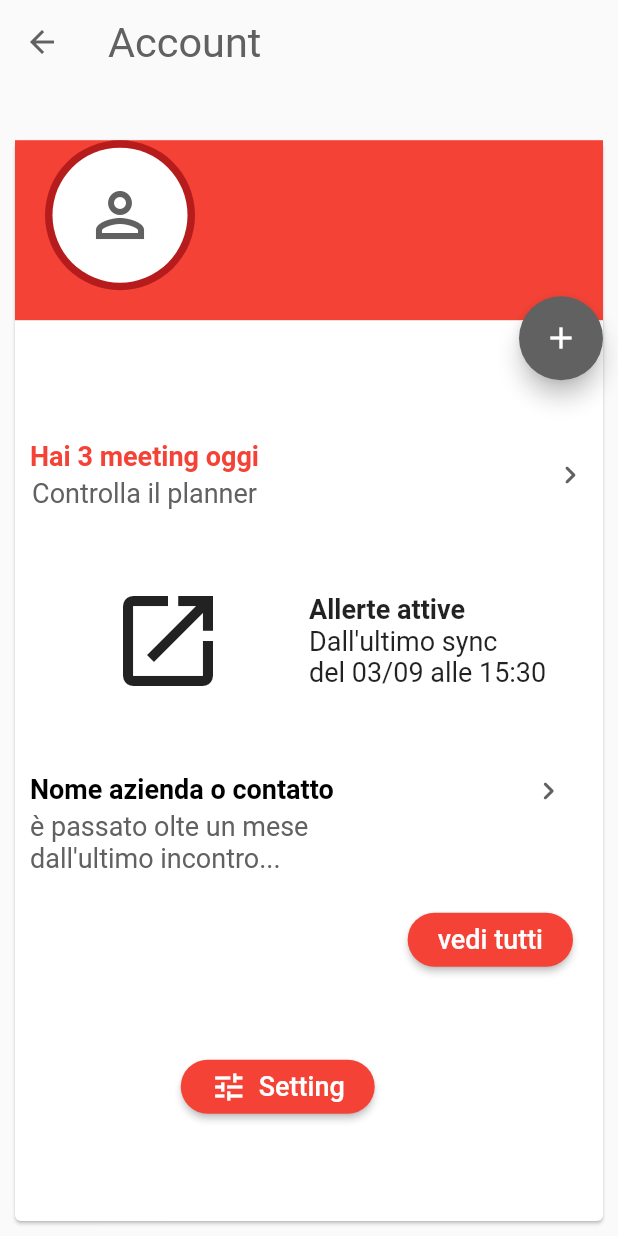
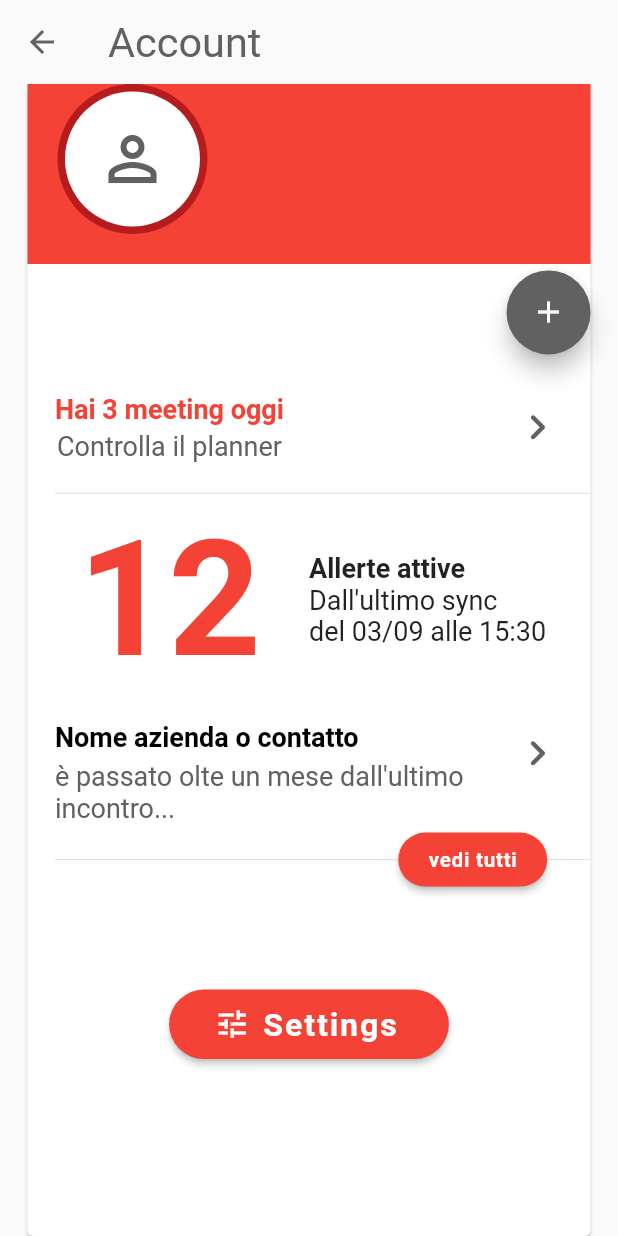
Before and after one commit to Danilospano00/Report-Visita, a Flutter app: the AccountEmpty screen opened directly, on a phone screen of 412 x 824 dp. Run offline on Flutter 3.47's test engine with Material 2 defaults, Android fonts, the phone set to English and light mode, and no system bars; drawn by our look-alikes of auto_size_text; our stand-ins replace contacts_service, firebase_auth, firebase_core, firebase_crashlytics, firebase_messaging, firebase_remote_config and 9 more; missing offline and left inert: shape_of_view_null_safe; accounts and stored records are empty; generated files the repository leaves out were written again.

Commit message:
Finito lo stile della pagina di Account quando è stato fatto l'accesso. Finito lo stile di ScegliAllerta.dart.

```diff
--- a/lib/Screen/AccountEmpty.dart
+++ b/lib/Screen/AccountEmpty.dart
@@ -26,10 +26,7 @@ class AccountEmptyState extends State<AccountEmpty> {
                   color: Colors.grey[700]),
           ),
         ),
-        body: Padding(
-          padding: EdgeInsets.only(
-              top: ScreenUtil().setWidth(24),),
-          child:AuthService().handleAuth(),)
+        body: AuthService().handleAuth()
       );
 
   }
--- a/lib/Screen/HomePage.dart
+++ b/lib/Screen/HomePage.dart
@@ -1288,7 +1288,6 @@ class MyHomePageState extends State<MyHomePage> {
         child: Column(
           mainAxisSize: MainAxisSize.max,
           mainAxisAlignment: MainAxisAlignment.spaceAround,
-          // s.guido@orangee.it
           crossAxisAlignment: CrossAxisAlignment.start,
           children: [
             Text(
--- a/lib/Utils/authService.dart
+++ b/lib/Utils/authService.dart
@@ -6,6 +6,7 @@ import 'package:crypto/crypto.dart';
 import 'package:firebase_auth/firebase_auth.dart';
 import 'package:flutter/gestures.dart';
 import 'package:flutter/material.dart';
+import 'package:flutter/painting.dart';
 import 'package:flutter_screenutil/flutter_screenutil.dart';
 
 //import 'package:flutter_login_facebook/flutter_login_facebook.dart';
@@ -16,6 +17,8 @@ import 'package:report_visita_danilo/Utils/theme.dart';
 import 'package:shape_of_view_null_safe/shape_of_view_null_safe.dart';
 import 'package:sign_in_with_apple/sign_in_with_apple.dart';
 
+import 'horizontaldivider.dart';
+
 class AuthService {
   handleAuth() {
     return StreamBuilder(
@@ -24,14 +27,14 @@ class AuthService {
           if (snapshot.hasData) {
             dynamic user = snapshot.data;
             return Card(
-              margin: EdgeInsets.all(10),
+              margin: EdgeInsets.symmetric(horizontal: 16.w),
               child: Column(
                 children: [
                   Stack(
                     children: [
                       ShapeOfView(
                         elevation: 4,
-                        height: 160,
+                        height: 140.h,
                         shape: DiagonalShape(
                           position: DiagonalPosition.Bottom,
                           direction: DiagonalDirection.Left,
@@ -75,7 +78,7 @@ class AuthService {
                         ),
                       ),
                       Container(
-                        height: 160,
+                        height: 140.h,
                         decoration: BoxDecoration(color: Colors.transparent),
                         child: Align(
                           alignment: AlignmentDirectional.bottomEnd,
@@ -94,17 +97,15 @@ class AuthService {
                     ],
                   ),
                   Padding(
-                    padding: const EdgeInsets.symmetric(
-                      vertical: 40,
-                      horizontal: 10.0,
-                    ),
-                    child: Row(
+                    padding:
+                        EdgeInsets.only(top: 20.0.h, left: 16.w, right: 16.w),
+                    child: Column(
+                      children: [
+                        Row(
                           crossAxisAlignment: CrossAxisAlignment.center,
-                      mainAxisAlignment: MainAxisAlignment.center,
+                          mainAxisAlignment: MainAxisAlignment.spaceEvenly,
                           children: [
-                        Align(
-                          alignment: Alignment.center,
-                          child: Column(
+                            Column(
                               mainAxisSize: MainAxisSize.min,
                               children: [
                                 Text(
@@ -123,27 +124,38 @@ class AuthService {
                                 ),
                               ],
                             ),
-                        ),
                             Spacer(),
                             Icon(
                               Icons.navigate_next_rounded,
-                          size: 24,
+                              size: 30.sp,
                               color: Colors.grey[700],
+                            ),
+                          ],
                         ),
                       ],
                     ),
                   ),
                   Padding(
-                    padding: const EdgeInsets.all(8.0),
-                    child: Row(
+                    padding: EdgeInsets.only(
+                      top: 10.h,
+                    ),
+                    child: Divider(indent: 16.w),
+                  ),
+                  Row(
+                    crossAxisAlignment: CrossAxisAlignment.center,
                     children: [
                       Expanded(
                         flex: 3,
                         child: Container(
-                            alignment: Alignment.center,
-                            child: Icon(
-                              Icons.open_in_new_outlined,
-                              size: 80,
+                          child: AutoSizeText(
+                            "12",
+                            textAlign: TextAlign.center,
+                            style: TextStyle(
+                              color: Colors.red,
+                              fontSize: 94.272766.sp,
+                              fontWeight: FontWeight.w700,
+                              letterSpacing: -1.5,
+                            ),
                           ),
                         ),
                       ),
@@ -173,22 +185,16 @@ class AuthService {
                       ),
                     ],
                   ),
-                  ),
                   Padding(
-                    padding: const EdgeInsets.only(
-                        top: 40.0, right: 10, left: 10, bottom: 20),
+                    padding: EdgeInsets.only(
+                        top: 14.h, right: 16.w, left: 16.w),
                     child: Row(
-                      crossAxisAlignment: CrossAxisAlignment.start,
-                      mainAxisAlignment: MainAxisAlignment.center,
+                      crossAxisAlignment: CrossAxisAlignment.center,
                       children: [
                         Flexible(
-                          flex: 5,
-                          child: Align(
-                            alignment: Alignment.centerLeft,
                           child: Column(
                             mainAxisSize: MainAxisSize.min,
-                              children: [
-                                Row(
+                            crossAxisAlignment: CrossAxisAlignment.start,
                             children: [
                               Text(
                                 "Nome azienda o contatto",
@@ -199,45 +205,46 @@ class AuthService {
                                   fontSize: 18,
                                 ),
                               ),
-                                  ],
-                                ),
                               Padding(
-                                    padding: const EdgeInsets.symmetric(
-                                        vertical: 2)),
+                                  padding: EdgeInsets.symmetric(vertical: 2.h)),
                               Text(
                                 "è passato olte un mese dall'ultimo incontro...",
                                 textAlign: TextAlign.start,
+                                maxLines: 2,
                                 style: TextStyle(
                                     fontSize: 18, color: Colors.grey[700]),
                               ),
                             ],
                           ),
                         ),
-                        ),
-                        Spacer(),
-                        Expanded(
-                          child: Column(
-                            children: [
-                              Icon(
+                        Padding(
+                          padding: EdgeInsets.only(bottom: 20.h),
+                          child: Icon(
                             Icons.navigate_next_rounded,
-                                size: 24,
+                            size: 30.sp,
                             color: Colors.grey[700],
-                              ),
-                            ],
                           ),
                         ),
                       ],
                     ),
                   ),
                   Row(
-                    children: [
-                      Spacer(),
-                      Padding(
-                        padding: const EdgeInsets.only(right: 20.0),
-                        child: ElevatedButton(
+                    mainAxisAlignment: MainAxisAlignment.end,
+                    children: <Widget>[
+                      Container(
+                        width: 200.w,
+                        margin: EdgeInsets.only(
+                          left: 16.w,
+                        ),
+                        child: Divider(),
+                      ),
+                      ElevatedButton(
                         child: Text(
                           "vedi tutti",
-                            style: TextStyle(fontSize: 18),
+                          style: TextStyle(
+                              fontSize: 12.sp,
+                              fontWeight: FontWeight.w700,
+                              letterSpacing: 0.5),
                         ),
                         onPressed: () {},
                         style: ElevatedButton.styleFrom(
@@ -248,35 +255,35 @@ class AuthService {
                           ),
                         ),
                       ),
+                      Expanded(
+                        child: Divider(),
                       ),
                     ],
                   ),
-                  Row(
-                    children: [
                   Padding(
-                        padding: const EdgeInsets.symmetric(
-                            horizontal: 110.5, vertical: 50),
+                    padding: EdgeInsets.only(top: 48.h),
                     child: ElevatedButton.icon(
                       icon: Icon(
                         Icons.tune_outlined,
                       ),
                       label: Text(
-                            "Setting",
-                            style: TextStyle(fontSize: 18),
+                        "Settings",
+                        style: TextStyle(
+                            fontSize: 18.748113.sp,
+                            fontWeight: FontWeight.w700,
+                            letterSpacing: 1.25,),
                       ),
                       onPressed: () {
                         singOut();
                       },
                       style: ElevatedButton.styleFrom(
                         primary: Colors.red,
-                            padding: const EdgeInsets.symmetric(horizontal: 20),
+                        fixedSize: Size(163.w, 36.h),
                         shape: RoundedRectangleBorder(
                           borderRadius: BorderRadius.circular(32.0),
                         ),
                       ),
                     ),
-                      ),
-                    ],
                   ),
                 ],
               ),
@@ -302,11 +309,12 @@ class AuthService {
                               child: ColoredBox(
                                 color: Colors.red,
                                 child: Padding(
-                                  padding:
-                                      const EdgeInsets.only(left: 20.0, bottom: 20),
+                                  padding: const EdgeInsets.only(
+                                      left: 20.0, bottom: 20),
                                   child: Row(
                                     mainAxisAlignment: MainAxisAlignment.start,
-                                    crossAxisAlignment: CrossAxisAlignment.center,
+                                    crossAxisAlignment:
+                                        CrossAxisAlignment.center,
                                     children: [
                                       CircleAvatar(
                                         backgroundColor: Colors.red[900],
@@ -326,17 +334,20 @@ class AuthService {
                                           Navigator.pushReplacement(
                                             context,
                                             MaterialPageRoute(
-                                                builder: (context) => LoginScreen()),
+                                                builder: (context) =>
+                                                    LoginScreen()),
                                           );
                                         },
                                         child: Padding(
-                                          padding: const EdgeInsets.only(left: 20.0),
+                                          padding:
+                                              const EdgeInsets.only(left: 20.0),
                                           child: Text(
                                             "Ciao\nAccedi al tuo account",
                                             style: TextStyle(
                                               color: Colors.white,
                                               fontSize: 13.9.sp,
-                                              fontWeight: FontWeight.bold,
+                                              fontWeight: FontWeight.w700,
+                                              letterSpacing: 1.25,
                                             ),
                                           ),
                                         ),
@@ -364,7 +375,8 @@ class AuthService {
                                 TextSpan(
                                   text:
                                       "Lorem ipsum dolor sit amet, consectetur adipiscing elit. Proin molestie ullamcorper leo porta cursus. Curabitur convallis et dolor a faucibus. Maecenas suscipit, orci faucibus porttitor pretium, tellus libero eleifend massa, eget pharetra magna enim quis arcu. Sed tempus tincidunt viverra. Phasellus nisi ligula, malesuada ut ullamcorper eget, rutrum id tortor. Donec nisl mi, iaculis ut maximus vitae, feugiat vel nunc. Aliquam varius ullamcorper nunc, sit amet mattis leo vulputate a.",
-                                  style: TextStyle(fontWeight: FontWeight.normal),
+                                  style:
+                                      TextStyle(fontWeight: FontWeight.normal),
                                 )
                               ],
                             ),
@@ -375,23 +387,27 @@ class AuthService {
                   ),
                 ),
                 Container(
-
                     height: ScreenUtil().setHeight(50),
                     color: Colors.black,
-                    child:Padding(
+                    child: Padding(
                       padding: const EdgeInsets.all(8.0),
                       child: Row(
                         mainAxisAlignment: MainAxisAlignment.spaceAround,
                         children: [
                           Container(
                             width: 200,
-                            child: AutoSizeText("Vuoi accedere a tutte le funzionalità complete?",
+                            child: AutoSizeText(
+                              "Vuoi accedere a tutte le funzionalità complete?",
                               maxLines: 2,
-                            style: TextStyle(color:Colors.white, fontSize: 14.088542.sp, fontWeight: FontWeight.w400, letterSpacing: 0.25),),
+                              style: TextStyle(
+                                  color: Colors.white,
+                                  fontSize: 14.088542.sp,
+                                  fontWeight: FontWeight.w400,
+                                  letterSpacing: 0.25),
+                            ),
                           ),
                           RichText(
-                              text:
-                              TextSpan(
+                              text: TextSpan(
                             text: 'CONTATTACI',
                             style: new TextStyle(
                               color: Colors.orange,
@@ -400,16 +416,11 @@ class AuthService {
                               letterSpacing: 1.25,
                             ),
                             recognizer: new TapGestureRecognizer()
-                                  ..onTap = () {
-
-
-
-                                  },
+                              ..onTap = () {},
                           ))
                         ],
                       ),
-                    )
-                )
+                    ))
               ],
             );
           }
```
Also changed, not shown: lib/Screen/ScegliAllerta.dart (+86 -211 lines), lib/Screen/ViewPage.dart (+10 -7 lines), assets/logo.png (added). Lines whose indentation alone changed are shown as unchanged.
